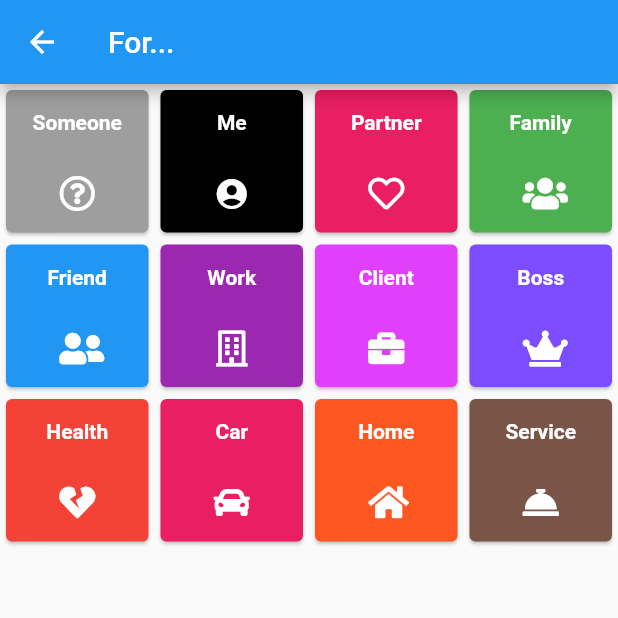
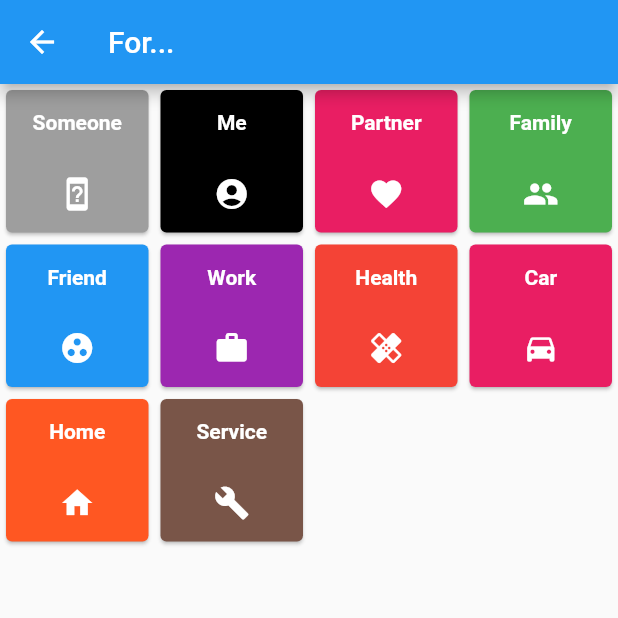
Before and after one commit to xal/flutter_fast_reminders, a Flutter app: the screen it shows after launch, after a tap on "Something", on a phone screen of 412 x 824 dp, the top half of it. Run offline on Flutter 3.47's test engine with Material 2 defaults, Android fonts, the phone set to English and light mode, and no system bars; our stand-ins replace flutter_local_notifications.

Commit message:
remove font awesome and unnecassary items 5868

```diff
--- a/lib/main.dart
+++ b/lib/main.dart
@@ -1,7 +1,7 @@
 import 'package:flutter/material.dart';
 import 'package:flutter/services.dart';
 import 'package:flutter_local_notifications/flutter_local_notifications.dart';
-import 'package:font_awesome_flutter/font_awesome_flutter.dart';
+
 
 var whoWidget;
 var whatWidget;
@@ -45,15 +45,12 @@ void main() {
   whatWidget = ReminderWidget(
     "Reminder about...",
     [
-      what(Colors.grey, FontAwesomeIcons.questionCircle, "Something"),
+      what(Colors.grey, Icons.device_unknown, "Something"),
       what(Colors.indigo, Icons.add_shopping_cart, "Buy"),
       what(blue, Icons.call, "Call"),
       what(Colors.deepPurple, Icons.message, "Message"),
-      what(Colors.teal, Icons.monetization_on, "Debt"),
       what(Colors.black, Icons.attach_money, "Pay"),
       what(Colors.cyan, Icons.help, "Help"),
-      what(pink, FontAwesomeIcons.handHoldingHeart, "Give"),
-      what(Colors.redAccent, FontAwesomeIcons.handPointer, "Get"),
       what(Colors.brown, Icons.place, "Meet"),
       what(Colors.red, Icons.date_range, "Deadline"),
       what(Colors.deepPurpleAccent, Icons.check_circle, "Check"),
@@ -62,18 +59,16 @@ void main() {
   whoWidget = ReminderWidget(
     "For...",
     [
-      who(Colors.grey, FontAwesomeIcons.questionCircle, "Someone"),
+      who(Colors.grey, Icons.device_unknown, "Someone"),
       who(Colors.black, Icons.account_circle, "Me"),
-      who(pink, FontAwesomeIcons.heart, "Partner"),
-      who(green, FontAwesomeIcons.users, "Family"),
-      who(blue, FontAwesomeIcons.userFriends, "Friend"),
-      who(Colors.purple, FontAwesomeIcons.building, "Work"),
-      who(Colors.purpleAccent, FontAwesomeIcons.briefcase, "Client"),
-      who(Colors.deepPurpleAccent, FontAwesomeIcons.crown, "Boss"),
-      who(Colors.red, FontAwesomeIcons.heartBroken, "Health"),
-      who(pink, FontAwesomeIcons.car, "Car"),
-      who(deepOrange, FontAwesomeIcons.home, "Home"),
-      who(Colors.brown, FontAwesomeIcons.conciergeBell, "Service"),
+      who(pink, Icons.favorite, "Partner"),
+      who(green, Icons.group, "Family"),
+      who(blue, Icons.group_work, "Friend"),
+      who(Colors.purple, Icons.work, "Work"),
+      who(Colors.red, Icons.healing, "Health"),
+      who(pink, Icons.directions_car, "Car"),
+      who(deepOrange, Icons.home, "Home"),
+      who(Colors.brown, Icons.build, "Service"),
     ],
   );
   whenWidget = ReminderWidget(
```
